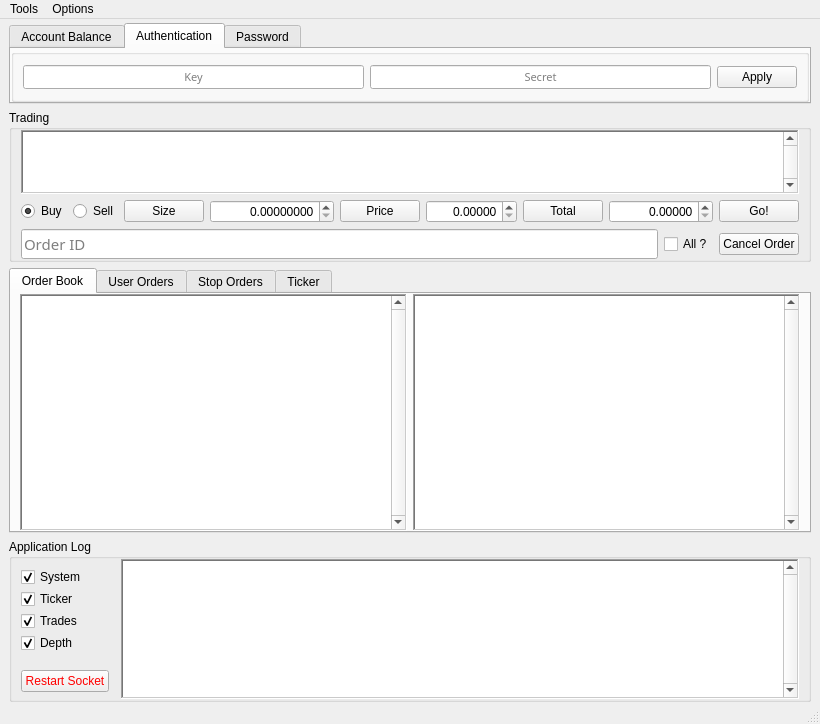
First picture: the form in goxgui/ui/main_window.ui, repository genbtc/goxgui, before the edit.
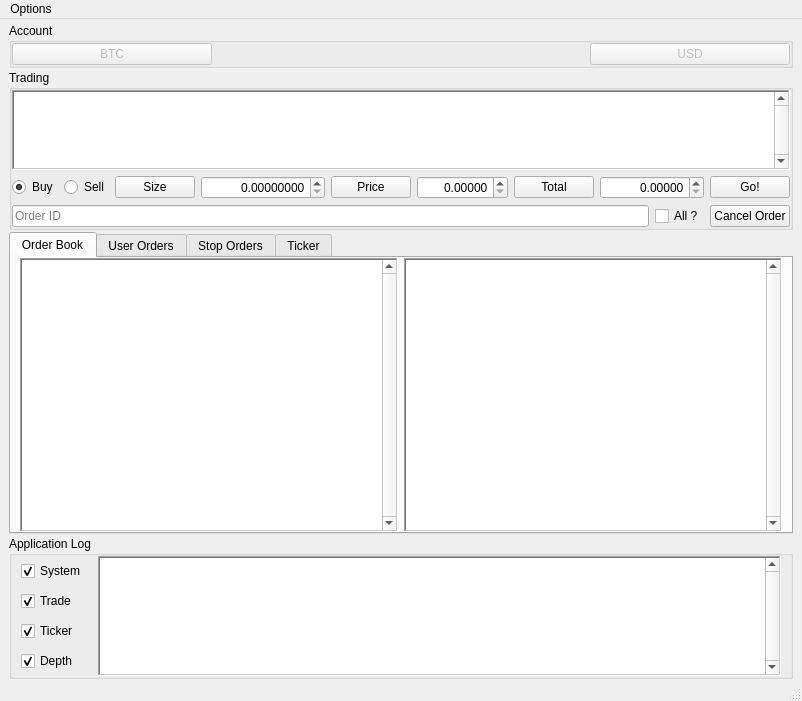
Second picture: the form after the edit. The open tabs and pages were chosen to show the change.

The edit to the form file:
```diff
--- a/goxgui/ui/main_window.ui
+++ b/goxgui/ui/main_window.ui
@@ -12,8 +12,8 @@
    <rect>
     <x>0</x>
     <y>0</y>
-    <width>759</width>
-    <height>724</height>
+    <width>760</width>
+    <height>701</height>
    </rect>
   </property>
   <property name="windowTitle">
@@ -22,15 +22,6 @@
   <property name="locale">
    <locale language="English" country="UnitedStates"/>
   </property>
-  <property name="iconSize">
-   <size>
-    <width>24</width>
-    <height>24</height>
-   </size>
-  </property>
-  <property name="tabShape">
-   <enum>QTabWidget::Rounded</enum>
-  </property>
   <widget class="QWidget" name="widgetMain">
    <property name="enabled">
     <bool>true</bool>
@@ -43,30 +34,40 @@
    </property>
    <layout class="QVBoxLayout" name="verticalLayout_2">
     <property name="spacing">
-     <number>6</number>
+     <number>2</number>
+    </property>
+    <property name="leftMargin">
+     <number>9</number>
     </property>
     <property name="topMargin">
      <number>4</number>
     </property>
+    <property name="rightMargin">
+     <number>9</number>
+    </property>
     <property name="bottomMargin">
      <number>0</number>
     </property>
     <item alignment="Qt::AlignTop">
-     <widget class="QTabWidget" name="tabWidget_1">
-      <property name="sizePolicy">
-       <sizepolicy hsizetype="Preferred" vsizetype="Preferred">
-        <horstretch>0</horstretch>
-        <verstretch>0</verstretch>
-       </sizepolicy>
+     <widget class="QGroupBox" name="groupBoxAccount">
+      <property name="title">
+       <string>Account</string>
       </property>
-      <property name="currentIndex">
-       <number>0</number>
+      <property name="flat">
+       <bool>true</bool>
       </property>
-      <widget class="QWidget" name="tabWidgetAccountPage1">
-       <attribute name="title">
-        <string>Account Balance</string>
-       </attribute>
        <layout class="QHBoxLayout" name="horizontalLayout">
+       <property name="spacing">
+        <number>0</number>
+       </property>
+       <property name="margin">
+        <number>0</number>
+       </property>
+       <item>
+        <layout class="QHBoxLayout" name="horizontalLayout_2">
+         <property name="spacing">
+          <number>0</number>
+         </property>
         <item>
          <widget class="QPushButton" name="pushButtonWalletA">
           <property name="enabled">
@@ -142,120 +143,8 @@
          </widget>
         </item>
        </layout>
-      </widget>
-      <widget class="QGroupBox" name="tabWidgetAuthPage2">
-       <property name="flat">
-        <bool>false</bool>
-       </property>
-       <attribute name="title">
-        <string>Authentication</string>
-       </attribute>
-       <layout class="QHBoxLayout" name="horizontalLayout_2">
-        <item>
-         <widget class="QLineEdit" name="lineEditKey">
-          <property name="font">
-           <font>
-            <family>Monaco</family>
-            <pointsize>8</pointsize>
-           </font>
-          </property>
-          <property name="focusPolicy">
-           <enum>Qt::ClickFocus</enum>
-          </property>
-          <property name="toolTip">
-           <string>Insert your MtGox key here</string>
-          </property>
-          <property name="alignment">
-           <set>Qt::AlignCenter</set>
-          </property>
-          <property name="placeholderText">
-           <string>Key</string>
-          </property>
-         </widget>
-        </item>
-        <item>
-         <widget class="QLineEdit" name="lineEditSecret">
-          <property name="font">
-           <font>
-            <family>Monaco</family>
-            <pointsize>8</pointsize>
-           </font>
-          </property>
-          <property name="focusPolicy">
-           <enum>Qt::ClickFocus</enum>
-          </property>
-          <property name="toolTip">
-           <string>Insert your MtGox secret here</string>
-          </property>
-          <property name="inputMethodHints">
-           <set>Qt::ImhNoAutoUppercase|Qt::ImhNoPredictiveText</set>
-          </property>
-          <property name="echoMode">
-           <enum>QLineEdit::PasswordEchoOnEdit</enum>
-          </property>
-          <property name="alignment">
-           <set>Qt::AlignCenter</set>
-          </property>
-          <property name="placeholderText">
-           <string>Secret</string>
-          </property>
-         </widget>
-        </item>
-        <item>
-         <widget class="QPushButton" name="pushButtonApply">
-          <property name="cursor">
-           <cursorShape>PointingHandCursor</cursorShape>
-          </property>
-          <property name="toolTip">
-           <string>Save this key / secret combination and use it</string>
-          </property>
-          <property name="text">
-           <string>Apply</string>
-          </property>
-         </widget>
-        </item>
-       </layout>
-      </widget>
-      <widget class="QWidget" name="tabWidgetPasswordPage3">
-       <attribute name="title">
-        <string>Password</string>
-       </attribute>
-       <widget class="QLineEdit" name="passwordLineEdit">
-        <property name="geometry">
-         <rect>
-          <x>255</x>
-          <y>5</y>
-          <width>211</width>
-          <height>31</height>
-         </rect>
-        </property>
-        <property name="echoMode">
-         <enum>QLineEdit::Password</enum>
-        </property>
-        <property name="alignment">
-         <set>Qt::AlignCenter</set>
-        </property>
-        <property name="placeholderText">
-         <string>Enter your Password</string>
-        </property>
-       </widget>
-       <widget class="QPushButton" name="passwordButton">
-        <property name="geometry">
-         <rect>
-          <x>490</x>
-          <y>10</y>
-          <width>75</width>
-          <height>23</height>
-         </rect>
-        </property>
-        <property name="text">
-         <string>DeCrypt</string>
-        </property>
-        <property name="flat">
-         <bool>false</bool>
-        </property>
-       </widget>
-      </widget>
+       </item>
+      </layout>
      </widget>
     </item>
     <item>
@@ -270,10 +159,7 @@
        <bool>false</bool>
       </property>
       <layout class="QVBoxLayout" name="verticalLayout">
-       <property name="topMargin">
-        <number>0</number>
-       </property>
-       <property name="bottomMargin">
+       <property name="margin">
         <number>0</number>
        </property>
        <item>
@@ -287,13 +173,13 @@
          <property name="maximumSize">
           <size>
            <width>16777215</width>
-           <height>64</height>
+           <height>80</height>
           </size>
          </property>
          <property name="font">
           <font>
-           <family>Monaco</family>
-           <pointsize>10</pointsize>
+           <family>Segoe UI</family>
+           <pointsize>9</pointsize>
           </font>
          </property>
          <property name="cursor" stdset="0">
@@ -474,12 +360,6 @@
         <layout class="QHBoxLayout" name="horizontalLayout_8">
          <item>
           <widget class="QLineEdit" name="lineEditOrder">
-           <property name="font">
-            <font>
-             <family>Monaco</family>
-             <pointsize>11</pointsize>
-            </font>
-           </property>
            <property name="toolTip">
             <string>Paste order ID here or click link above</string>
            </property>
@@ -539,13 +419,12 @@
           </property>
           <property name="minimumSize">
            <size>
-            <width>240</width>
-            <height>110</height>
+            <width>356</width>
+            <height>120</height>
            </size>
           </property>
           <property name="font">
            <font>
-            <family>Monaco</family>
             <pointsize>11</pointsize>
            </font>
           </property>
@@ -555,9 +434,6 @@
           <property name="frameShape">
            <enum>QFrame::WinPanel</enum>
           </property>
-          <property name="lineWidth">
-           <number>1</number>
-          </property>
           <property name="verticalScrollBarPolicy">
            <enum>Qt::ScrollBarAlwaysOn</enum>
           </property>
@@ -583,10 +459,10 @@
            <bool>false</bool>
           </property>
           <attribute name="horizontalHeaderDefaultSectionSize">
-           <number>110</number>
+           <number>108</number>
           </attribute>
           <attribute name="horizontalHeaderMinimumSectionSize">
-           <number>80</number>
+           <number>108</number>
           </attribute>
           <attribute name="horizontalHeaderStretchLastSection">
            <bool>true</bool>
@@ -612,13 +488,12 @@
           </property>
           <property name="minimumSize">
            <size>
-            <width>240</width>
-            <height>110</height>
+            <width>356</width>
+            <height>120</height>
            </size>
           </property>
           <property name="font">
            <font>
-            <family>Monaco</family>
             <pointsize>11</pointsize>
            </font>
           </property>
@@ -656,10 +531,10 @@
            <bool>false</bool>
           </property>
           <attribute name="horizontalHeaderDefaultSectionSize">
-           <number>110</number>
+           <number>108</number>
           </attribute>
           <attribute name="horizontalHeaderMinimumSectionSize">
-           <number>80</number>
+           <number>108</number>
           </attribute>
           <attribute name="horizontalHeaderStretchLastSection">
            <bool>true</bool>
@@ -1189,51 +1064,15 @@
         <number>0</number>
        </property>
        <item row="0" column="0">
-        <layout class="QGridLayout" name="gridLayout">
-         <property name="topMargin">
-          <number>6</number>
-         </property>
-         <item row="1" column="0">
-          <widget class="QCheckBox" name="tickerCheckBox">
-           <property name="cursor">
-            <cursorShape>ArrowCursor</cursorShape>
-           </property>
-           <property name="text">
-            <string>Ticker</string>
-           </property>
-           <property name="checked">
-            <bool>true</bool>
-           </property>
-          </widget>
-         </item>
-         <item row="2" column="0">
-          <widget class="QCheckBox" name="tradesCheckBox">
-           <property name="cursor">
-            <cursorShape>ArrowCursor</cursorShape>
-           </property>
-           <property name="text">
-            <string>Trades</string>
-           </property>
-           <property name="checked">
-            <bool>true</bool>
-           </property>
-          </widget>
-         </item>
-         <item row="3" column="0">
-          <widget class="QCheckBox" name="depthCheckBox">
-           <property name="cursor">
-            <cursorShape>ArrowCursor</cursorShape>
-           </property>
-           <property name="text">
-            <string>Depth</string>
-           </property>
-           <property name="checked">
-            <bool>true</bool>
-           </property>
-          </widget>
-         </item>
-         <item row="0" column="0">
-          <widget class="QCheckBox" name="systemCheckBox">
+        <layout class="QVBoxLayout" name="verticalLayout_4">
+         <item>
+          <widget class="QCheckBox" name="checkBoxLogTrade">
+           <property name="sizePolicy">
+            <sizepolicy hsizetype="Maximum" vsizetype="Minimum">
+             <horstretch>0</horstretch>
+             <verstretch>0</verstretch>
+            </sizepolicy>
+           </property>
            <property name="text">
             <string>System</string>
            </property>
@@ -1242,62 +1081,53 @@
            </property>
           </widget>
          </item>
-         <item row="5" column="0">
-          <widget class="QPushButton" name="pushbuttonResetSocket">
-           <property name="palette">
-            <palette>
-             <active>
-              <colorrole role="ButtonText">
-               <brush brushstyle="SolidPattern">
-                <color alpha="255">
-                 <red>255</red>
-                 <green>0</green>
-                 <blue>0</blue>
-                </color>
-               </brush>
-              </colorrole>
-             </active>
-             <inactive>
-              <colorrole role="ButtonText">
-               <brush brushstyle="SolidPattern">
-                <color alpha="255">
-                 <red>255</red>
-                 <green>0</green>
-                 <blue>0</blue>
-                </color>
-               </brush>
-              </colorrole>
-             </inactive>
-             <disabled>
-              <colorrole role="ButtonText">
-               <brush brushstyle="SolidPattern">
-                <color alpha="255">
-                 <red>120</red>
-                 <green>120</green>
-                 <blue>120</blue>
-                </color>
-               </brush>
-              </colorrole>
-             </disabled>
-            </palette>
+         <item>
+          <widget class="QCheckBox" name="checkBoxLogSystem">
+           <property name="sizePolicy">
+            <sizepolicy hsizetype="Maximum" vsizetype="Minimum">
+             <horstretch>0</horstretch>
+             <verstretch>0</verstretch>
+            </sizepolicy>
            </property>
            <property name="text">
-            <string>Restart Socket</string>
+            <string>Trade</string>
            </property>
+           <property name="checked">
+            <bool>true</bool>
+           </property>
           </widget>
          </item>
-         <item row="4" column="0">
-          <spacer name="horizontalSpacer">
-           <property name="orientation">
-            <enum>Qt::Horizontal</enum>
+         <item>
+          <widget class="QCheckBox" name="checkBoxLogTicker">
+           <property name="sizePolicy">
+            <sizepolicy hsizetype="Maximum" vsizetype="Minimum">
+             <horstretch>0</horstretch>
+             <verstretch>0</verstretch>
+            </sizepolicy>
            </property>
-           <property name="sizeHint" stdset="0">
-            <size>
-             <width>40</width>
-             <height>15</height>
-            </size>
+           <property name="text">
+            <string>Ticker</string>
            </property>
-          </spacer>
+           <property name="checked">
+            <bool>true</bool>
+           </property>
+          </widget>
+         </item>
+         <item>
+          <widget class="QCheckBox" name="checkBoxLogDepth">
+           <property name="sizePolicy">
+            <sizepolicy hsizetype="Maximum" vsizetype="Minimum">
+             <horstretch>0</horstretch>
+             <verstretch>0</verstretch>
+            </sizepolicy>
+           </property>
+           <property name="text">
+            <string>Depth</string>
+           </property>
+           <property name="checked">
+            <bool>true</bool>
+           </property>
+          </widget>
          </item>
         </layout>
        </item>
@@ -1312,12 +1142,12 @@
          <property name="maximumSize">
           <size>
            <width>16777215</width>
-           <height>140</height>
+           <height>120</height>
           </size>
          </property>
          <property name="font">
           <font>
-           <family>Monaco</family>
+           <family>Times New Roman</family>
            <pointsize>10</pointsize>
           </font>
          </property>
@@ -1346,22 +1176,16 @@
     <rect>
      <x>0</x>
      <y>0</y>
-     <width>759</width>
+     <width>760</width>
      <height>21</height>
     </rect>
    </property>
-   <widget class="QMenu" name="menuTools">
-    <property name="title">
-     <string>Tools</string>
-    </property>
-   </widget>
    <widget class="QMenu" name="menuOptions">
     <property name="title">
      <string>Options</string>
     </property>
     <addaction name="actionSettings"/>
    </widget>
-   <addaction name="menuTools"/>
    <addaction name="menuOptions"/>
   </widget>
   <action name="actionSettings">
```
Left out of the diff: 27 changed lines with no effect on the pictures. Lines whose indentation alone changed are shown as unchanged.
